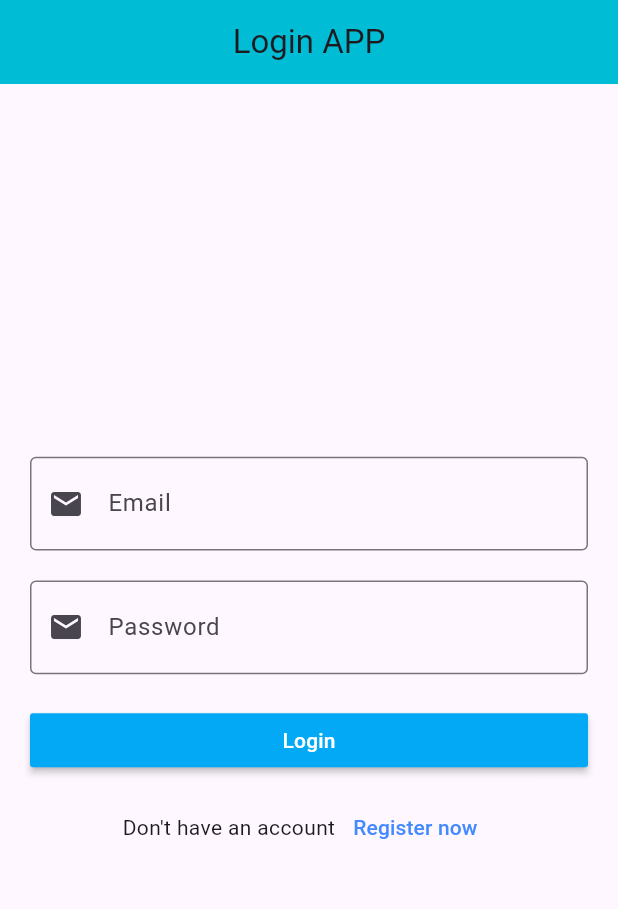
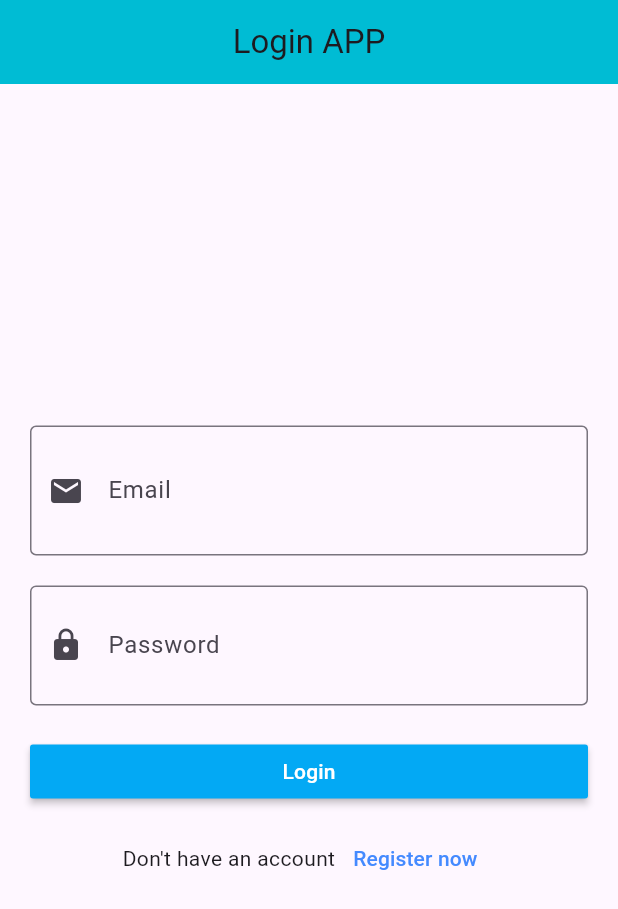
Before and after one commit to Abdelrahman-Wael-1029/Messenger_Design, a Flutter app: the screen it shows after launch, on a phone screen of 412 x 824 dp. Shown: the top 909 px of the screen. Run offline on Flutter 3.47's test engine with Material 3 defaults, Android fonts, the phone set to English and light mode, and no system bars.

Commit message:
Obscure Text

```diff
--- a/lib/modules/login/login.dart
+++ b/lib/modules/login/login.dart
@@ -13,6 +13,7 @@ class _LoginScreenState extends State<LoginScreen> {
     'email': false,
     'password': false,
   };
+  bool obscureText = true;
   final keyForm = GlobalKey<FormState>();
 
   @override
@@ -59,7 +60,7 @@ class _LoginScreenState extends State<LoginScreen> {
                   ),
                   filedForm(
                     label: "Password",
-                    prefixIcon: Icons.email,
+                    prefixIcon: Icons.lock,
                     validate: (value) {
                       dynamic ret;
                       setState(() {
@@ -72,8 +73,13 @@ class _LoginScreenState extends State<LoginScreen> {
                       });
                       return ret;
                     },
-                    isPass: true,
-                    suffix: Icons.visibility,
+                    isPass: obscureText,
+                    suffix: obscureText? Icons.visibility: Icons.visibility_off,
+                    onpressedSuffix: (){
+                      setState(() {
+                        obscureText = !obscureText;
+                      });
+                    },
                     keyboardType: TextInputType.visiblePassword,
                     floatingLabelcolor:
                         errors['password']! ? Colors.red : Colors.blueAccent,
--- a/lib/shared/components/componants.dart
+++ b/lib/shared/components/componants.dart
@@ -6,6 +6,7 @@ Widget filedForm({
   required TextInputType keyboardType,
   required Function validate,
   IconData? suffix,
+  Function? onpressedSuffix,
   bool isPass = false,
   Color colorBorder = Colors.blue,
   required Color floatingLabelcolor,
@@ -19,7 +20,12 @@ Widget filedForm({
         color: floatingLabelcolor,
       ),
       prefixIcon: Icon(prefixIcon),
-      suffix: Icon(suffix),
+      suffix: IconButton(
+        onPressed: () {
+          onpressedSuffix!();
+        },
+        icon: Icon(suffix),
+      ),
       border: const OutlineInputBorder(),
       focusedBorder: OutlineInputBorder(
         borderSide: BorderSide(
```
